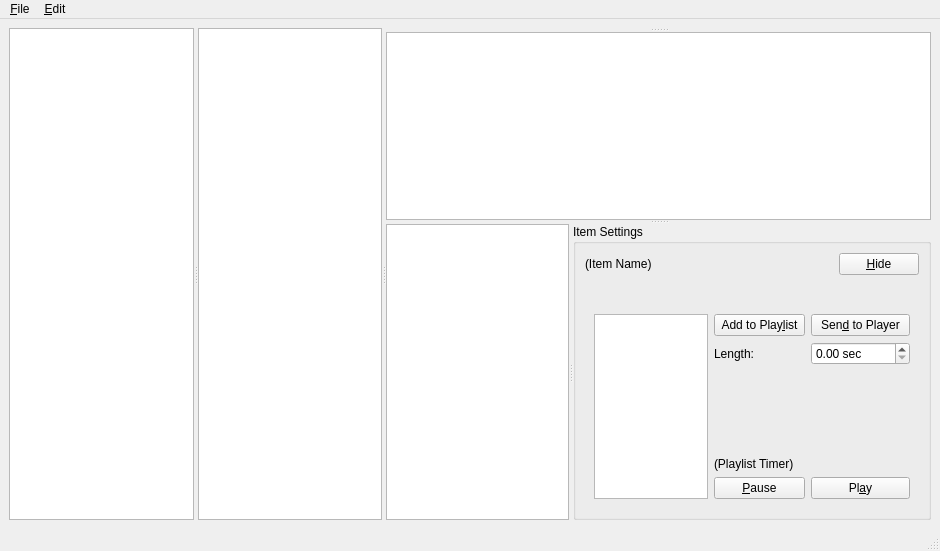
First picture: the form in src/glvidtex/DirectorWindow.ui, repository google-code-export/dviz, before the edit.
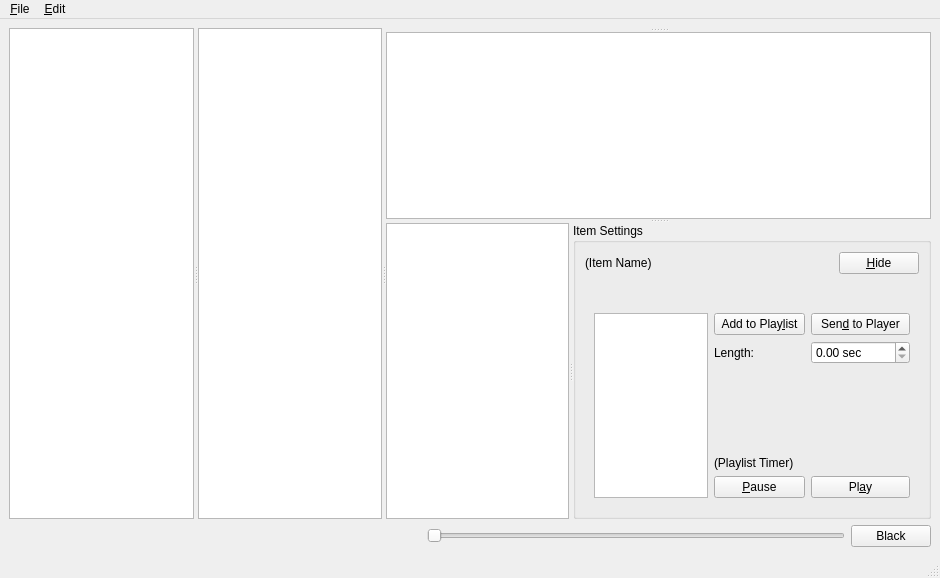
Second picture: the form after the edit. Custom widgets are drawn as their Qt base class.

Commit message: Added methods for fade to/from black in GLWidget. Also added explicit methods to set the crossfade speed in PlayerWindow (and slider in DirectorWindow.) Cross fade speed is set automatically on GLVideoDrawables before setting user properties in PlayerWindow. GLDrawable also tries to read the xfadeLength from itself if it can cast to a GLVideoDrawable. Still TODO - Fix fade black in GLWidget and add crossfading between sets of drawables (scenes) in GLWidget.

```diff
--- a/src/glvidtex/DirectorWindow.ui
+++ b/src/glvidtex/DirectorWindow.ui
@@ -7,7 +7,7 @@
     <x>0</x>
     <y>0</y>
     <width>940</width>
-    <height>551</height>
+    <height>578</height>
    </rect>
   </property>
   <property name="windowTitle">
@@ -170,6 +170,49 @@
       </widget>
      </widget>
     </item>
+    <item>
+     <layout class="QHBoxLayout" name="horizontalLayout_3">
+      <item>
+       <spacer name="horizontalSpacer_2">
+        <property name="orientation">
+         <enum>Qt::Horizontal</enum>
+        </property>
+        <property name="sizeHint" stdset="0">
+         <size>
+          <width>40</width>
+          <height>20</height>
+         </size>
+        </property>
+       </spacer>
+      </item>
+      <item>
+       <widget class="QSlider" name="fadeSpeedSlider">
+        <property name="minimum">
+         <number>1</number>
+        </property>
+        <property name="maximum">
+         <number>100</number>
+        </property>
+        <property name="singleStep">
+         <number>5</number>
+        </property>
+        <property name="orientation">
+         <enum>Qt::Horizontal</enum>
+        </property>
+       </widget>
+      </item>
+      <item>
+       <widget class="QPushButton" name="fadeBlackBtn">
+        <property name="text">
+         <string>Black</string>
+        </property>
+        <property name="checkable">
+         <bool>true</bool>
+        </property>
+       </widget>
+      </item>
+     </layout>
+    </item>
    </layout>
   </widget>
   <widget class="QMenuBar" name="menubar">
```
The commit also changes 13 other files.
